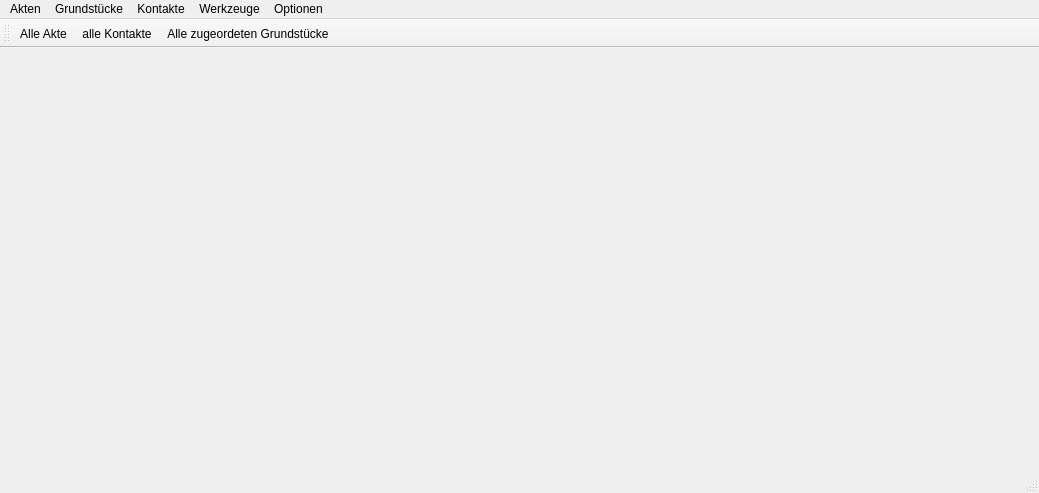
Old version of the form almgis/mainwindow.ui in the repository gidhoog/AlmGIS.
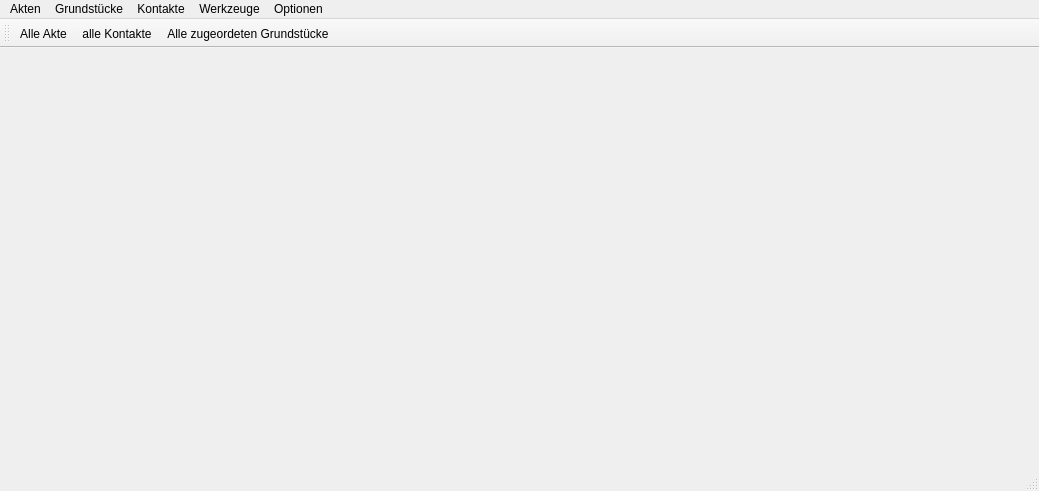
New version of the form. Icons and pictures are not drawn.

```diff
--- a/almgis/mainwindow.ui
+++ b/almgis/mainwindow.ui
@@ -7,7 +7,7 @@
     <x>0</x>
     <y>0</y>
     <width>1039</width>
-    <height>493</height>
+    <height>491</height>
    </rect>
   </property>
   <property name="windowTitle">
```
